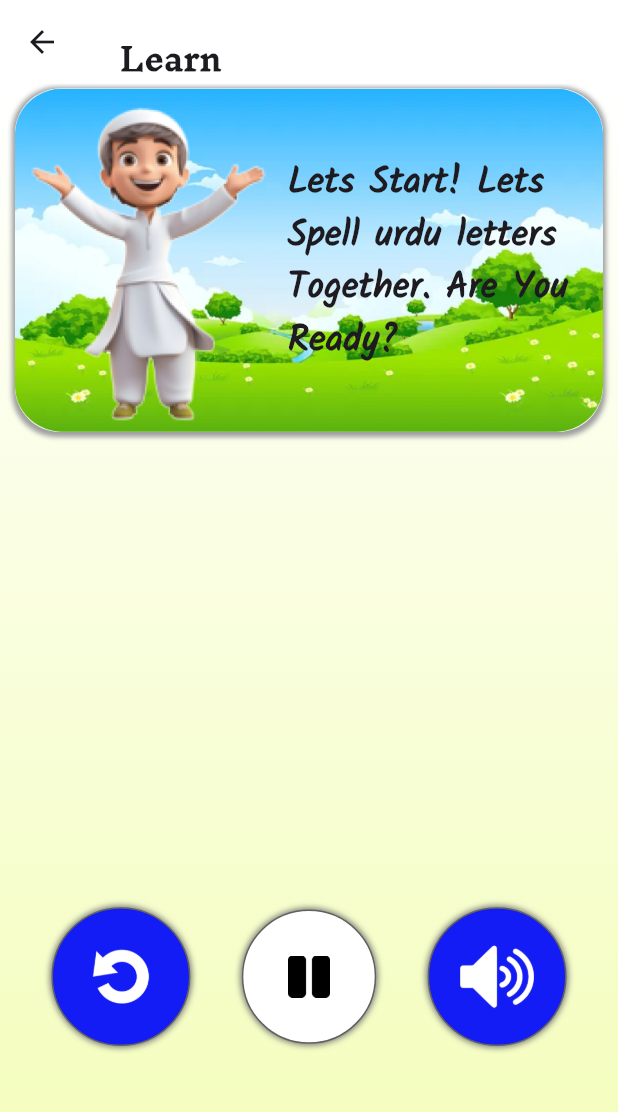
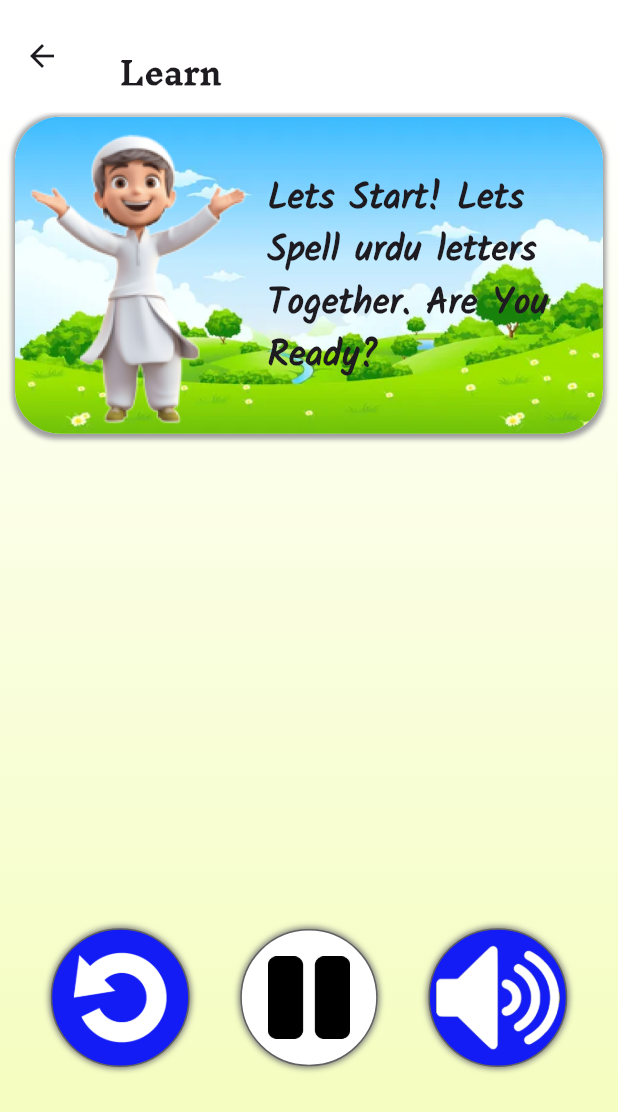
Before and after one commit to wahidkhanwazir/Learning_Town_For_Kids, a Flutter app: the Selecteditem screen opened directly with empty values, after a tap on "Start", on a phone screen of 412 x 824 dp. Shown: the top 1112 px of the screen. Run offline on Flutter 3.47's test engine with Material 3 defaults, Android fonts, the phone set to English and light mode, and no system bars; drawn by our look-alikes of carousel_slider; our stand-ins replace get_storage, just_audio; accounts and stored records are empty.

Commit message:
new commit

```diff
--- a/lib/Combined/More/More_Item_Detail.dart
+++ b/lib/Combined/More/More_Item_Detail.dart
@@ -71,6 +71,7 @@ class _MoreItemDetailState extends State<MoreItemDetail> {
     double width = size.width;
     return Scaffold(
       appBar: AppBar(
+        toolbarHeight: height / 11,
         backgroundColor: const Color(0xffFFFFFF),
         title: Padding(
           padding: const EdgeInsets.only(left: 8.0,top: 20),
@@ -109,7 +110,7 @@ class _MoreItemDetailState extends State<MoreItemDetail> {
                       borderRadius: BorderRadius.circular(30.0),
                       image: const DecorationImage(
                           image: AssetImage('assets/images/SceneriesBack/sceneryback 4.png',),
-                          fit: BoxFit.fill
+                          fit: BoxFit.cover
                       ),
                       boxShadow: [
                         BoxShadow(
--- a/lib/Combined/More/More_main.dart
+++ b/lib/Combined/More/More_main.dart
@@ -53,6 +53,7 @@ class _MoreItemsState extends State<MoreItems> {
     double width = size.width;
     return Scaffold(
       appBar: AppBar(
+        toolbarHeight: height / 11,
         backgroundColor: const Color(0xffFFFFFF),
         title: Padding(
           padding: const EdgeInsets.only(left: 8.0,top: 20),
@@ -91,7 +92,7 @@ class _MoreItemsState extends State<MoreItems> {
                       borderRadius: BorderRadius.circular(30.0),
                       image: const DecorationImage(
                           image: AssetImage('assets/images/SceneriesBack/sceneryback 4.png'),
-                          fit: BoxFit.fill
+                          fit: BoxFit.cover
                       ),
                       boxShadow: [
                         BoxShadow(
--- a/lib/Combined/Selected_Item.dart
+++ b/lib/Combined/Selected_Item.dart
@@ -91,6 +91,7 @@ class _SelecteditemState extends State<Selecteditem> {
     double width = size.width;
     return Scaffold(
       appBar: AppBar(
+        toolbarHeight: height / 11,
         backgroundColor: const Color(0xffFFFFFF),
         title: Padding(
           padding: const EdgeInsets.only(left: 8.0,top: 20),
@@ -128,7 +129,7 @@ class _SelecteditemState extends State<Selecteditem> {
                     borderRadius: BorderRadius.circular(30.0),
                     image: const DecorationImage(
                         image: AssetImage('assets/images/SceneriesBack/sceneryBack1.png',),
-                        fit: BoxFit.fill
+                        fit: BoxFit.cover
                     ),
                     boxShadow: [
                       BoxShadow(
@@ -161,7 +162,7 @@ class _SelecteditemState extends State<Selecteditem> {
                             Text('Learn ${widget.title} with me. Repeat with me',
                               style: TextStyle(
                                   fontFamily: 'kalam',
-                                  fontSize: width / 19,
+                                  fontSize: width / 21,
                                   fontWeight: FontWeight.values[5]
                               ),
                               softWrap: true,
--- a/lib/Combined/Sliding_Items.dart
+++ b/lib/Combined/Sliding_Items.dart
@@ -110,6 +110,7 @@ class _SlidingItemsState extends State<SlidingItems> {
     double width = size.width;
     return Scaffold(
       appBar: AppBar(
+        toolbarHeight: height / 11,
         backgroundColor: const Color(0xffFFFFFF),
         title: Padding(
           padding: const EdgeInsets.only(left: 8.0,top: 20),
@@ -135,19 +136,20 @@ class _SlidingItemsState extends State<SlidingItems> {
                 ]
             )
         ),
+        child: SingleChildScrollView(
           child: Column(
             children: [
               Padding(
                 padding: const EdgeInsets.only(left: 10.0,right: 10.0,top: 3.0),
                 child: Container(
-                height: height / 3.6,
+                  height: height / 3.9,
                   width: double.infinity,
                   decoration: BoxDecoration(
                       color: Colors.white,
                       borderRadius: BorderRadius.circular(30.0),
                       image: const DecorationImage(
                           image: AssetImage('assets/images/SceneriesBack/sceneryBack 2.png',),
-                        fit: BoxFit.fill
+                          fit: BoxFit.cover
                       ),
                       boxShadow: [
                         BoxShadow(
@@ -190,13 +192,18 @@ class _SlidingItemsState extends State<SlidingItems> {
                 ),
               ),
               SizedBox(
-              height: height / 2.6,
+                height: height / 2.5,
+                width: double.infinity,
+                child: Center(
+                  child: SizedBox(
+                    height: height / 2.8,
+                    width: double.infinity,
                     child: CarouselSlider(
                       carouselController: _carouselController,
                       options: CarouselOptions(
                           autoPlay: isAutoPlayPaused,
                           reverse: urdu ? true : false,
-                    aspectRatio: (width / 100) * 0.43,
+                          //aspectRatio: (width / 100) * 0.43,
                           enlargeCenterPage: true,
                           scrollPhysics: const NeverScrollableScrollPhysics(),
                           viewportFraction: 0.7,
@@ -251,6 +258,8 @@ class _SlidingItemsState extends State<SlidingItems> {
                       }).toList(),
                     ),
                   ),
+                ),
+              ),
               Row(
                 mainAxisAlignment: MainAxisAlignment.spaceEvenly,
                 children: [
@@ -285,7 +294,11 @@ class _SlidingItemsState extends State<SlidingItems> {
                         ],
                       ),
                       child: Center(
-                      child: Image.asset('assets/images/repeat 1.png',scale: height / 150,),
+                        child: SizedBox(
+                            height: height / 10.0,
+                            width: height / 10.0,
+                            child: Center(
+                                child: Image.asset('assets/images/repeat 1.png'))),
                       ),
                     ),
                   ),
@@ -302,8 +315,8 @@ class _SlidingItemsState extends State<SlidingItems> {
                       });
                     },
                     child: Container(
-                    height: height / 9.2,
-                    width: height / 9.2,
+                      height: height / 9.0,
+                      width: height / 9.0,
                       decoration: BoxDecoration(
                           color: Colors.white,
                           shape: BoxShape.circle,
@@ -321,8 +334,14 @@ class _SlidingItemsState extends State<SlidingItems> {
                         ],
                       ),
                       child: Center(
+                        child: SizedBox(
+                          height: height / 15,
+                          width: height / 15,
+                          child: Center(
                             child: Image.asset(isAutoPlayPaused ? 'assets/images/play.png'
-                          : 'assets/images/forward.png', scale: height / 170,),
+                                : 'assets/images/forward.png',fit: BoxFit.fill,),
+                          ),
+                        ),
                       ),
                     ),
                   ),
@@ -353,13 +372,22 @@ class _SlidingItemsState extends State<SlidingItems> {
                         ],
                       ),
                       child: Center(
-                      child: Image.asset('assets/images/volume 1.png',scale: height / 150,),
+                        child: SizedBox(
+                            height: height / 10.0,
+                            width: height / 10.0,
+                            child: Center(
+                                child: Image.asset('assets/images/volume 1.png'))),
                       ),
                     ),
                   )
                 ],
-            )
+              ),
+              const SizedBox(
+                height: 70,
+                width: double.infinity,
+              ),
             ],
+          ),
         ),
       ),
     );
--- a/lib/Home/Home_Page.dart
+++ b/lib/Home/Home_Page.dart
@@ -54,6 +54,7 @@ class _HomePageState extends State<HomePage> {
     double width = size.width;
     return Scaffold(
       appBar: AppBar(
+        toolbarHeight: height / 11,
         backgroundColor: const Color(0xffFFFFFF),
         title: Padding(
           padding: const EdgeInsets.only(left: 8.0,top: 20),
@@ -94,7 +95,7 @@ class _HomePageState extends State<HomePage> {
                       borderRadius: BorderRadius.circular(30.0),
                       image: const DecorationImage(
                         image: AssetImage('assets/images/masjidBack.png',),
-                        fit: BoxFit.fill
+                        fit: BoxFit.cover
                       ),
                       boxShadow: [
                         BoxShadow(
```
Also changed, not shown: lib/Combined/ItemsDetail.dart (+13 -4 lines). Lines whose indentation alone changed are shown as unchanged.
